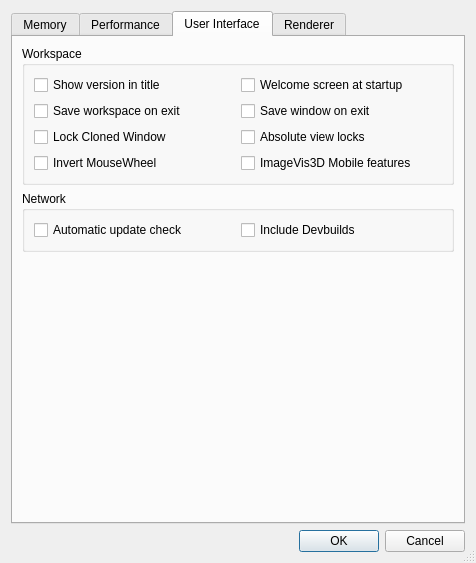
Before: the Qt Designer form ImageVis3D/UI/UI/SettingsDlg.ui in SCIInstitute/ImageVis3D, drawn with Qt 5.
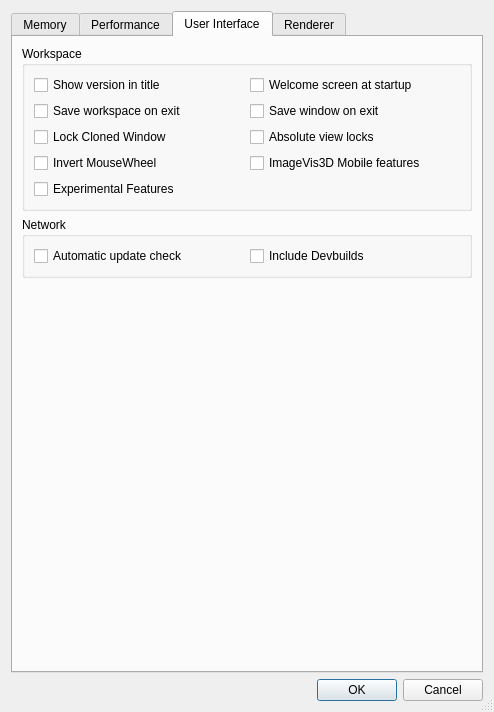
After: the same form once the commit is applied. The open tabs and pages were chosen to show the change.

Commit message: Add UI checkbox to enable experimental features.

The edit to the form file:
```diff
--- a/ImageVis3D/UI/UI/SettingsDlg.ui
+++ b/ImageVis3D/UI/UI/SettingsDlg.ui
@@ -5,12 +5,12 @@
   <property name="windowModality">
    <enum>Qt::ApplicationModal</enum>
   </property>
-  <property name="geometry">
+  <property name="geometry" >
    <rect>
     <x>0</x>
     <y>0</y>
-    <width>429</width>
-    <height>527</height>
+    <width>494</width>
+    <height>712</height>
    </rect>
   </property>
   <property name="contextMenuPolicy">
@@ -766,6 +766,16 @@
             </property>
            </widget>
           </item>
+          <item row="4" column="1" >
+           <widget class="QCheckBox" name="checkBox_ExperimentalFeatures" >
+            <property name="toolTip" >
+             <string>Enable features which the developers are still testing to see if they are good ideas, intuitive, etc.</string>
+            </property>
+            <property name="text" >
+             <string>Experimental Features</string>
+            </property>
+           </widget>
+          </item>
          </layout>
         </widget>
        </item>
```
Left out of the diff: 981 changed lines with no effect on the pictures. The commit also changes 4 other files.
